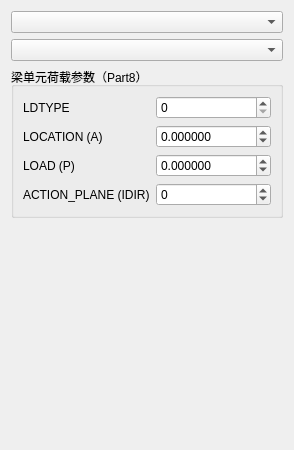
asd977/base_cae, file plugins/Base_PhysicalField/BeamLoadPage.ui: the form before one commit.
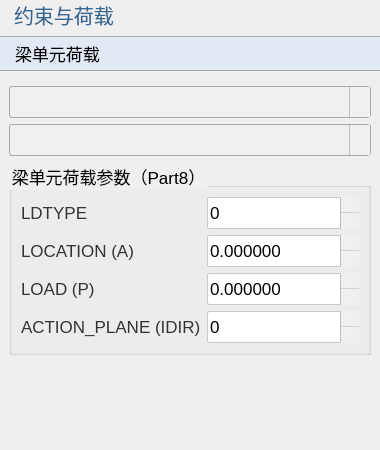
The form after the commit. Icons and pictures are not drawn.

Commit message: style: switch custom control arrows from png to svg

The edit to the form file:
```diff
--- a/plugins/Base_PhysicalField/BeamLoadPage.ui
+++ b/plugins/Base_PhysicalField/BeamLoadPage.ui
@@ -11,9 +11,145 @@
    </rect>
   </property>
   <property name="windowTitle">
-   <string>BeamLoadPage</string>
+   <string>梁单元荷载</string>
+  </property>
+  <property name="styleSheet">
+   <string notr="true">QWidget{
+font-family: &quot;Microsoft YaHei&quot;, &quot;微软雅黑&quot;;
+}
+QPushButton {
+    font-size: 17px;
+    min-height: 32px;
+}
+QPushButton#pushButton {
+    background-color: rgb(224, 233, 244);
+    border-width: 1px;
+    border-color: rgb(121, 121, 121);
+    border-style: solid;
+    min-height: 33px;
+    border-top: 1px solid rgb(169, 169, 169);
+    border-bottom: 1px solid rgb(169, 169, 169);
+    border-left: none;
+    border-right: none;
+    text-align: left;
+    padding-left: 15px;
+    font-size: 17px;
+}
+QLabel {
+    font-size: 17px;
+    color: rgb(51, 51, 51);
+}
+QLabel#pageNameLabel {
+    font-size: 20px;
+    padding-left: 9px;
+    color: rgb(53, 103, 147);
+}
+QLineEdit, QTextEdit, QPlainTextEdit, QSpinBox, QDoubleSpinBox, QDateTimeEdit {
+    border: 1px solid rgb(200, 200, 200);
+    border-radius: 2px;
+    font-size: 17px;
+    min-height: 30px;
+}
+QLineEdit:focus, QTextEdit:focus, QPlainTextEdit:focus,
+QSpinBox:focus, QDoubleSpinBox:focus, QDateTimeEdit:focus {
+    border-color: rgb(100, 100, 255);
+    outline: none;
+}
+QComboBox {
+    font-size: 17px;
+    color: rgb(51, 51, 51);
+    padding-left: 6px;
+    background: rgb(240, 240, 240);
+    border: 1px solid rgb(169, 169, 169);
+    border-radius: 3px;
+    min-height: 30px;
+}
+QComboBox::drop-down {
+    subcontrol-origin: padding;
+    subcontrol-position: top right;
+    width: 20px;
+    background: rgb(240, 240, 240);
+    border-left: 1px solid rgb(190, 190, 190);
+}
+QComboBox::down-arrow {
+    image: url(:/resources/arrow_down_drawn.svg);
+    width: 12px;
+    height: 12px;
+}
+QSpinBox::up-button, QDoubleSpinBox::up-button {
+    subcontrol-origin: border;
+    subcontrol-position: top right;
+    width: 18px;
+    border-left: 1px solid rgb(190, 190, 190);
+    border-bottom: 1px solid rgb(210, 210, 210);
+    background: rgb(240, 240, 240);
+}
+QSpinBox::down-button, QDoubleSpinBox::down-button {
+    subcontrol-origin: border;
+    subcontrol-position: bottom right;
+    width: 18px;
+    border-left: 1px solid rgb(190, 190, 190);
+    background: rgb(240, 240, 240);
+}
+QSpinBox::up-arrow, QDoubleSpinBox::up-arrow {
+    image: url(:/resources/arrow_up_drawn.svg);
+    width: 10px;
+    height: 10px;
+}
+QSpinBox::down-arrow, QDoubleSpinBox::down-arrow {
+    image: url(:/resources/arrow_down_drawn.svg);
+    width: 10px;
+    height: 10px;
+}
+QRadioButton, QCheckBox, QGroupBox {
+    font-size: 17px;
+}
+QTableWidget, QTreeWidget, QListWidget {
+    font-size: 16px;
+    gridline-color: rgb(210, 210, 210);
+}
+
+</string>
   </property>
   <layout class="QVBoxLayout" name="verticalLayout">
+   <property name="leftMargin">
+    <number>0</number>
+   </property>
+   <property name="topMargin">
+    <number>0</number>
+   </property>
+   <property name="rightMargin">
+    <number>0</number>
+   </property>
+   <item>
+    <widget class="QLabel" name="pageNameLabel">
+     <property name="sizePolicy">
+      <sizepolicy hsizetype="Preferred" vsizetype="Fixed">
+       <horstretch>0</horstretch>
+       <verstretch>0</verstretch>
+      </sizepolicy>
+     </property>
+     <property name="text">
+      <string>约束与荷载</string>
+     </property>
+    </widget>
+   </item>
+   <item>
+    <widget class="QPushButton" name="pushButton">
+     <property name="sizePolicy">
+      <sizepolicy hsizetype="Ignored" vsizetype="Fixed">
+       <horstretch>0</horstretch>
+       <verstretch>0</verstretch>
+      </sizepolicy>
+     </property>
+     <property name="text">
+      <string>梁单元荷载</string>
+     </property>
+    </widget>
+   </item>
+   <item>
+    <widget class="QWidget" name="contentWidget" native="true">
+     <layout class="QVBoxLayout" name="contentLayout">
    <item>
     <widget class="QComboBox" name="comboBoxDim"/>
    </item>
@@ -117,7 +253,10 @@
       </item>
      </layout>
     </widget>
+   </item>     </layout>
+    </widget>
    </item>
+
    <item>
     <spacer name="verticalSpacer">
      <property name="orientation">
```
The commit also changes 45 other files.
